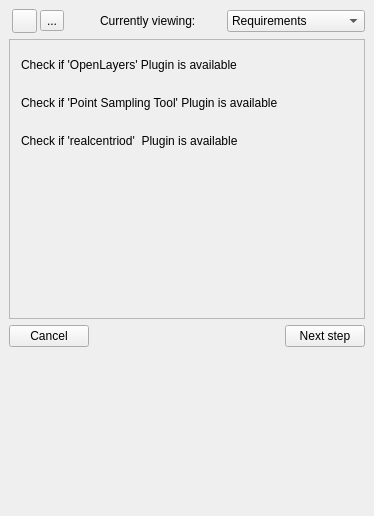
Above: mole/view/ui_main_process_dock.ui from UdK-VPT/Open_eQuarter before the change. Below: the same form after it.
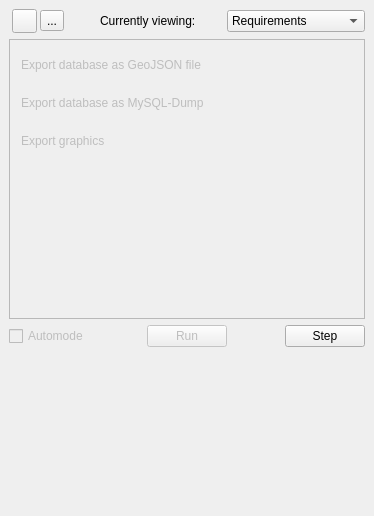
That is the form after the change. The open tabs and pages were chosen to show the change. Icons and pictures are not drawn. Custom widgets are drawn as their Qt base class.

Patch:
```diff
--- a/mole/view/ui_main_process_dock.ui
+++ b/mole/view/ui_main_process_dock.ui
@@ -486,17 +486,55 @@
          </widget>
         </item>
         <item>
-         <widget class="QProcessButton" name="editing_temp_pointlayer_stopped_chckBox">
+         <spacer name="verticalSpacer_4">
+          <property name="orientation">
+           <enum>Qt::Vertical</enum>
+          </property>
+          <property name="sizeHint" stdset="0">
+           <size>
+            <width>20</width>
+            <height>40</height>
+           </size>
+          </property>
+         </spacer>
+        </item>
+       </layout>
+      </widget>
+      <widget class="QWidget" name="oeq_export">
+       <property name="accessibleName">
+        <string>Export</string>
+       </property>
+       <property name="accessibleDescription">
+        <string/>
+       </property>
+       <layout class="QVBoxLayout" name="verticalLayout_4">
+        <item>
+         <widget class="QProcessButton" name="json_export_done">
+          <property name="enabled">
+           <bool>false</bool>
+          </property>
           <property name="text">
-           <string>Deactivate the edit mode</string>
+           <string>Export database as GeoJSON file</string>
           </property>
          </widget>
         </item>
         <item>
-         <widget class="QProcessButton" name="information_sampled_chckBox">
+         <widget class="QProcessButton" name="mysql_export_done">
+          <property name="enabled">
+           <bool>false</bool>
+          </property>
           <property name="text">
-           <string>Use the point-sampling-tool to extract
-the information</string>
+           <string>Export database as MySQL-Dump</string>
+          </property>
+         </widget>
+        </item>
+        <item>
+         <widget class="QProcessButton" name="graphic_export_done">
+          <property name="enabled">
+           <bool>false</bool>
+          </property>
+          <property name="text">
+           <string>Export graphics</string>
           </property>
          </widget>
         </item>
@@ -523,9 +561,12 @@
        <number>5</number>
       </property>
       <item>
-       <widget class="QPushButton" name="pushButton">
+       <widget class="QCheckBox" name="automode">
+        <property name="enabled">
+         <bool>false</bool>
+        </property>
         <property name="text">
-         <string>Cancel</string>
+         <string>Automode</string>
         </property>
        </widget>
       </item>
@@ -542,13 +583,49 @@
         </property>
        </spacer>
       </item>
+      <item>
+       <widget class="QPushButton" name="run_button">
+        <property name="enabled">
+         <bool>false</bool>
+        </property>
+        <property name="layoutDirection">
+         <enum>Qt::RightToLeft</enum>
+        </property>
+        <property name="text">
+         <string>Run</string>
+        </property>
+        <property name="icon">
+         <iconset resource="resources.qrc">
+          <normaloff>:/Controls/icons/arrow_right.png</normaloff>:/Controls/icons/arrow_right.png</iconset>
+        </property>
+        <property name="iconSize">
+         <size>
+          <width>16</width>
+          <height>16</height>
+         </size>
+        </property>
+       </widget>
+      </item>
+      <item>
+       <spacer name="horizontalSpacer_5">
+        <property name="orientation">
+         <enum>Qt::Horizontal</enum>
+        </property>
+        <property name="sizeHint" stdset="0">
+         <size>
+          <width>40</width>
+          <height>20</height>
+         </size>
+        </property>
+       </spacer>
+      </item>
       <item>
        <widget class="QPushButton" name="process_button_next">
         <property name="layoutDirection">
          <enum>Qt::RightToLeft</enum>
         </property>
         <property name="text">
-         <string>Next step</string>
+         <string>Step</string>
         </property>
         <property name="icon">
          <iconset resource="resources.qrc">
```
Left out of the diff: 86 changed lines with no effect on the pictures.
